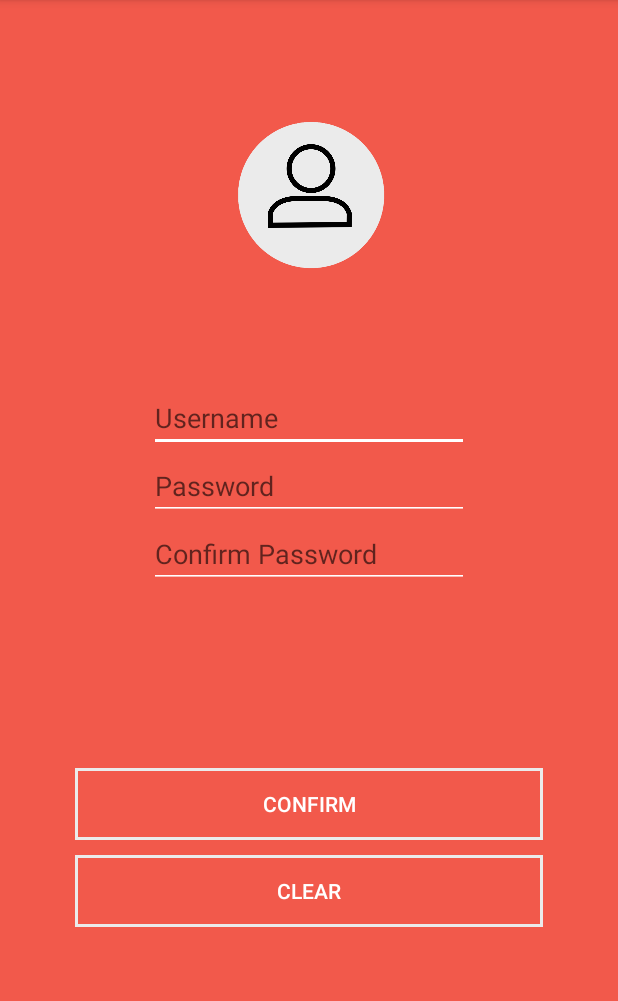
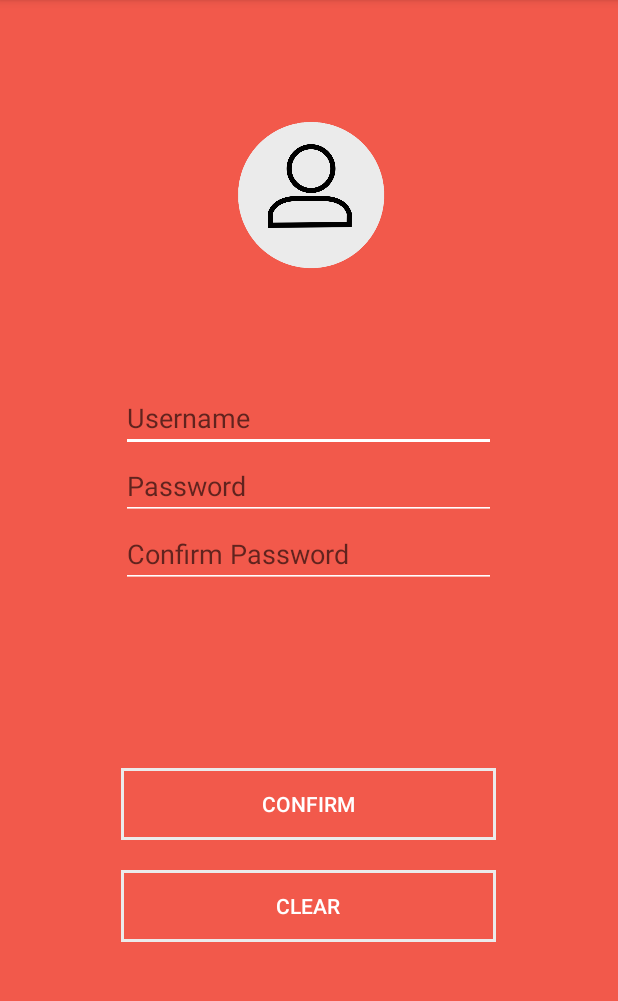
Before and after one commit to zzpudding/Safood, an Android app: the SignUpActivity screen opened directly, with no data from a screen before it, on a phone screen of 412 x 824 dp, the part 84-1085 px from its top. Run offline under Robolectric (Android 15) with nearby library versions, the phone set to English and light mode, and no system bars; our stand-ins replace Firebase (no records; nobody signed in at launch, a user with empty details on screens opened directly).

Commit message:
Update on styles

```diff
--- a/app/src/main/java/com/example/zhangyujia/asd/SignUpActivity.java
+++ b/app/src/main/java/com/example/zhangyujia/asd/SignUpActivity.java
@@ -67,7 +67,6 @@ public class SignUpActivity extends AppCompatActivity{
         signUpClear.setOnClickListener(new View.OnClickListener() {
             @Override
             public void onClick(View view) {
-
                 username.setText("");
                 password1.setText("");
                 password2.setText("");
--- a/app/src/main/res/layout/activity_sign_up.xml
+++ b/app/src/main/res/layout/activity_sign_up.xml
@@ -72,7 +72,7 @@
 
             <EditText
                     android:id="@+id/etUsername"
-                    android:layout_width="wrap_content"
+                    android:layout_width="250dp"
                     android:layout_height="wrap_content"
                     android:layout_gravity="center"
                     android:backgroundTint="@color/colorWhite"
@@ -82,7 +82,7 @@
 
             <EditText
                     android:id="@+id/etPassword1"
-                    android:layout_width="wrap_content"
+                    android:layout_width="250dp"
                     android:layout_height="wrap_content"
                     android:layout_gravity="center"
                     android:backgroundTint="@color/colorWhite"
@@ -93,7 +93,7 @@
 
             <EditText
                     android:id="@+id/etPassword2"
-                    android:layout_width="wrap_content"
+                    android:layout_width="250dp"
                     android:layout_height="wrap_content"
                     android:layout_gravity="center"
                     android:backgroundTint="@color/colorWhite"
@@ -112,24 +112,20 @@
 
             <Button
                 android:id="@+id/signUpConfirm_btn"
-                android:layout_width="match_parent"
+                android:layout_width="250dp"
                 android:layout_height="wrap_content"
                 android:layout_gravity="center"
                 android:layout_marginBottom="10dp"
-                android:layout_marginLeft="50dp"
-                android:layout_marginRight="50dp"
                 android:background="@drawable/button_border"
                 android:text="@string/Confirm_btn_text"
                 android:textColor="@color/colorWhite" />
 
             <Button
                 android:id="@+id/signUpClear_btn"
-                android:layout_width="match_parent"
+                android:layout_width="250dp"
                 android:layout_height="wrap_content"
                 android:layout_gravity="center"
-                android:layout_marginBottom="10dp"
-                android:layout_marginLeft="50dp"
-                android:layout_marginRight="50dp"
+                android:layout_marginTop="10dp"
                 android:background="@drawable/button_border"
                 android:text="@string/Clear_btn_text"
                 android:textColor="@color/colorWhite" />
--- a/app/src/main/res/values/colors.xml
+++ b/app/src/main/res/values/colors.xml
@@ -1,9 +1,8 @@
 <?xml version="1.0" encoding="utf-8"?>
 <resources>
-    <color name="colorPrimary">#3F51B5</color>
-    <color name="colorPrimaryDark">#303F9F</color>
+    <color name="colorPrimary">#F2594B</color>
+    <color name="colorPrimaryDark">#F2594B</color>
     <color name="colorAccent">#FF4081</color>
     <color name="colorWhite">#FFFFFF</color>
     <color name="colorTheme">#F2594B</color>
-
 </resources>
```
Also changed, not shown: app/src/main/res/layout/activity_sign_in.xml (+18 -17 lines), app/src/main/res/drawable/iii.png (added), app/src/main/res/drawable/test.png (added).
